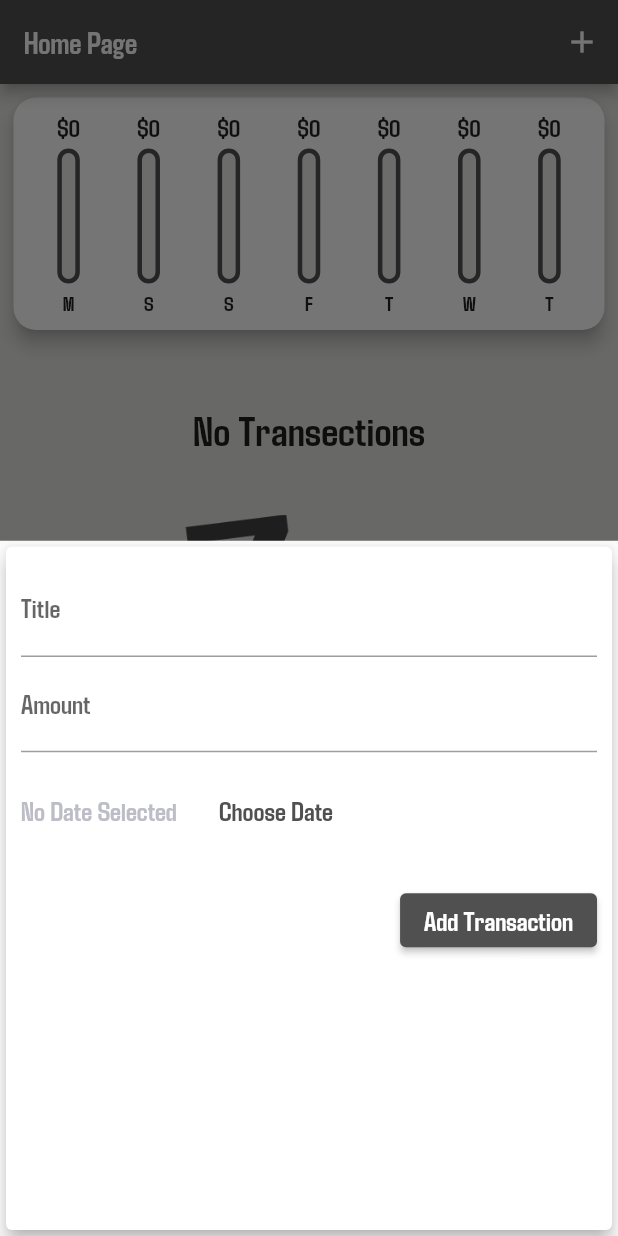
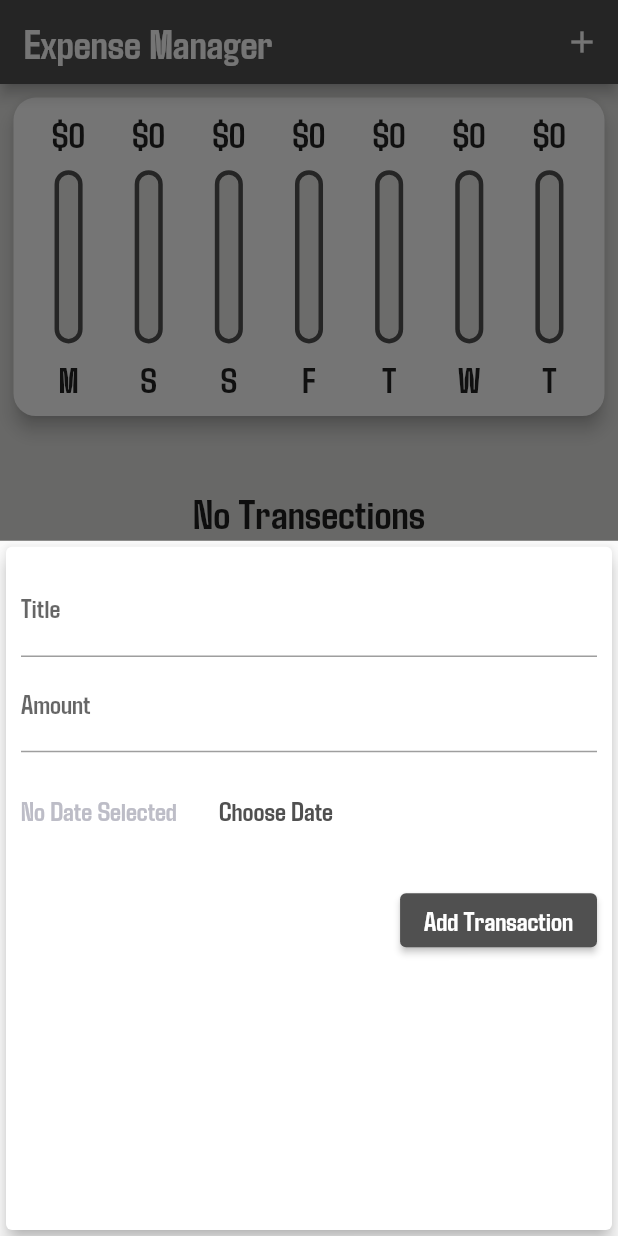
Before and after one commit to Muneeb1030/Expense-Manager-Flutter, a Flutter app: the screen it shows after launch, after a tap on the "add" icon, on a phone screen of 412 x 824 dp. Run offline on Flutter 3.47's test engine with Material 2 defaults, Android fonts, the phone set to English and light mode, and no system bars; our stand-ins replace flutter_spinkit.

Commit message:
Responsive Portrait Mode Added

```diff
--- a/lib/Acitivities/Home.dart
+++ b/lib/Acitivities/Home.dart
@@ -1,7 +1,6 @@
 import 'package:expensemanager/Widgets/Chart.dart';
 import 'package:flutter/material.dart';
 
-import '../Widgets/Chart.dart';
 import '../Models/Transection.dart';
 import '../Widgets/Newtransection.dart';
 import '../Widgets/transectionlist.dart';
@@ -14,20 +13,7 @@ class Home extends StatefulWidget {
 }
 
 class _HomeState extends State<Home> {
-  final List<Transaction> userTransactions = [
-    // Transaction(
-    //   id: 't1',
-    //   title: 'New Shoes',
-    //   amount: 69.99,
-    //   date: DateTime.now(),
-    // ),
-    // Transaction(
-    //   id: 't2',
-    //   title: 'Weekly Groceries',
-    //   amount: 16.53,
-    //   date: DateTime.now(),
-    // ),
-  ];
+  final List<Transaction> userTransactions = [];
   List<Transaction> get _recentTranactions {
     return userTransactions.where(
       (element) {
@@ -75,24 +61,37 @@ class _HomeState extends State<Home> {
 
   @override
   Widget build(BuildContext context) {
+    final _appBar = AppBar(
+      title: Text(
+        'Expense Manager',
+        style: TextStyle(
+          fontSize: 28,
+        ),
+      ),
+      actions: <Widget>[
+        IconButton(
+          icon: Icon(Icons.add),
+          onPressed: () => _StartAddNewTransaction(context),
+        ),
+      ],
+    );
+    final _mediaQuery = MediaQuery.of(context);
+    final double _height = _mediaQuery.size.height -
+        _appBar.preferredSize.height -
+        _mediaQuery.padding.top;
     return Scaffold(
-      appBar: AppBar(
-        title: Text('Home Page'),
-        actions: <Widget>[
-          IconButton(
-            icon: Icon(Icons.add),
-            onPressed: () => _StartAddNewTransaction(context),
-          ),
-        ],
-      ),
+      appBar: _appBar,
       body: SingleChildScrollView(
         child: Column(
           crossAxisAlignment: CrossAxisAlignment.stretch,
           children: <Widget>[
-            Chart(_recentTranactions),
+            Container(
+              height: _height * 0.3,
+              child: Chart(_recentTranactions,_height),
+            ),
             userTransactions.length == 0
                 ? Container(
-                    padding: EdgeInsets.only(top: 40),
+                    padding: EdgeInsets.only(top: _height * 0.05),
                     child: Column(
                       mainAxisAlignment: MainAxisAlignment.center,
                       children: [
@@ -101,17 +100,16 @@ class _HomeState extends State<Home> {
                           style: TextStyle(fontSize: 28),
                         ),
                         SizedBox(
-                          height: 40,
+                          height: _height * 0.05,
                         ),
                         Image(
                           image: AssetImage("images/waiting.png"),
-                          width: 400,
-                          height: 400,
+                          height: _height * 0.3,
                         ),
                       ],
                     ),
                   )
-                : TransactionList(userTransactions, _DeleteTransaction)
+                : TransactionList(userTransactions, _DeleteTransaction, _height)
           ],
         ),
       ),
--- a/lib/Acitivities/Loading.dart
+++ b/lib/Acitivities/Loading.dart
@@ -42,20 +42,14 @@ class _LoadingState extends State<Loading> {
         width: MediaQuery.of(context).size.width,
         height: MediaQuery.of(context).size.height,
         decoration: BoxDecoration(
-          gradient: LinearGradient(
-            begin: Alignment.topRight,
-            end: Alignment.bottomLeft,
-            colors: [
-              Color.fromARGB(255, 241, 108, 38),
-              Color.fromARGB(255, 150, 39, 129)
-            ],
-          ),
+          color: Theme.of(context).colorScheme.primary,
         ),
         child: Column(
           mainAxisAlignment: MainAxisAlignment.center,
           children: <Widget>[
             Image.asset(
               'images/logo.png',
+              color: Color.fromARGB(255, 236, 236, 234),
             ),
             SizedBox(
               height: 20,
@@ -64,14 +58,14 @@ class _LoadingState extends State<Loading> {
               "Expense Manager",
               style: TextStyle(
                 fontSize: 48,
-                color: Colors.white,
+                color: Color.fromARGB(255, 236, 236, 234),
               ),
             ),
             SizedBox(
               height: 80,
             ),
             SpinKitWave(
-              color: Colors.white70,
+              color: Color.fromARGB(255, 236, 236, 234),
               size: 60,
             )
           ],
--- a/lib/Widgets/Chart.dart
+++ b/lib/Widgets/Chart.dart
@@ -6,7 +6,8 @@ import '../Models/Transection.dart';
 
 class Chart extends StatelessWidget {
   List<Transaction> recentTransactions;
-  Chart(this.recentTransactions);
+  final double Height;
+  Chart(this.recentTransactions, this.Height);
 
   List<Map<String, Object>> get groupedTransactionValues {
     return List.generate(7, (index) {
@@ -38,8 +39,8 @@ class Chart extends StatelessWidget {
 
   @override
   Widget build(BuildContext context) {
+    final double _height = Height;
     return Container(
-      width: double.infinity,
       padding: EdgeInsets.all(5),
       child: Card(
         elevation: 5,
@@ -54,12 +55,12 @@ class Chart extends StatelessWidget {
               return Flexible(
                 fit: FlexFit.tight,
                 child: ChartBar(
-                  data['day'] as String,
-                  data['amount'] as double,
-                  totalSpending == 0.0
-                      ? 0.0
-                      : (data['amount'] as double) / totalSpending,
-                ),
+                    data['day'] as String,
+                    data['amount'] as double,
+                    totalSpending == 0.0
+                        ? 0.0
+                        : (data['amount'] as double) / totalSpending,
+                    _height),
               );
             }).toList(),
           ),
--- a/lib/Widgets/ChartBar.dart
+++ b/lib/Widgets/ChartBar.dart
@@ -4,25 +4,28 @@ class ChartBar extends StatelessWidget {
   final String label;
   final double spendingAmount;
   final double spendingPctOfTotal;
+  final double Height;
 
-  ChartBar(this.label, this.spendingAmount, this.spendingPctOfTotal);
+  ChartBar(
+      this.label, this.spendingAmount, this.spendingPctOfTotal, this.Height);
 
   @override
   Widget build(BuildContext context) {
+    return LayoutBuilder(builder: (ctx, constraints) {
       return Column(
         children: [
           Container(
-          height: 20,
+            height: constraints.maxHeight * 0.15,
             child: FittedBox(
               child: Text('\$${spendingAmount.toStringAsFixed(0)}'),
             ),
           ),
           SizedBox(
-          height: 4,
+            height: constraints.maxHeight * 0.05,
           ),
           Container(
-          height: 90,
-          width: 15,
+            height: constraints.maxHeight * 0.6,
+            width: constraints.maxWidth * 0.35,
             child: Stack(
               children: [
                 Container(
@@ -46,10 +49,16 @@ class ChartBar extends StatelessWidget {
             ),
           ),
           SizedBox(
-          height: 4,
+            height: constraints.maxHeight * 0.05,
           ),
-        Text(label)
+          Container(
+            height: constraints.maxHeight * 0.15,
+            child: FittedBox(
+              child: Text(label),
+            ),
+          ),
         ],
       );
+    });
   }
 }
--- a/lib/Widgets/transectionlist.dart
+++ b/lib/Widgets/transectionlist.dart
@@ -6,13 +6,16 @@ import '../Models/Transection.dart';
 class TransactionList extends StatelessWidget {
   final List<Transaction> transactions;
   final Function deleteTransaction;
+  final double Height;
 
-  TransactionList(this.transactions, this.deleteTransaction);
+  TransactionList(this.transactions, this.deleteTransaction, this.Height);
 
   @override
   Widget build(BuildContext context) {
+    final _mediaQuery = MediaQuery.of(context);
+    final _height = Height;
     return Container(
-      height: 450,
+      height: _height * 0.7,
       child: ListView.builder(
         itemBuilder: (ctx, index) {
           return Card(
```
Also changed, not shown: lib/main.dart (+7 -0 lines), 2 other files. Lines whose indentation alone changed are shown as unchanged.
